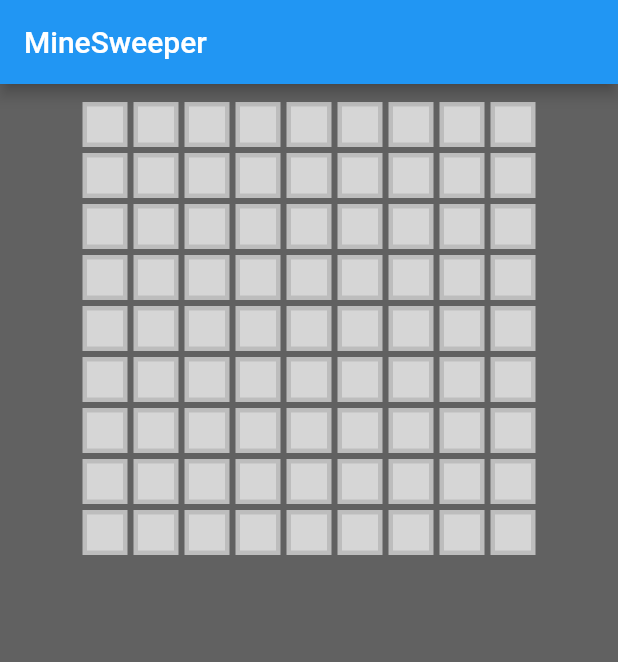
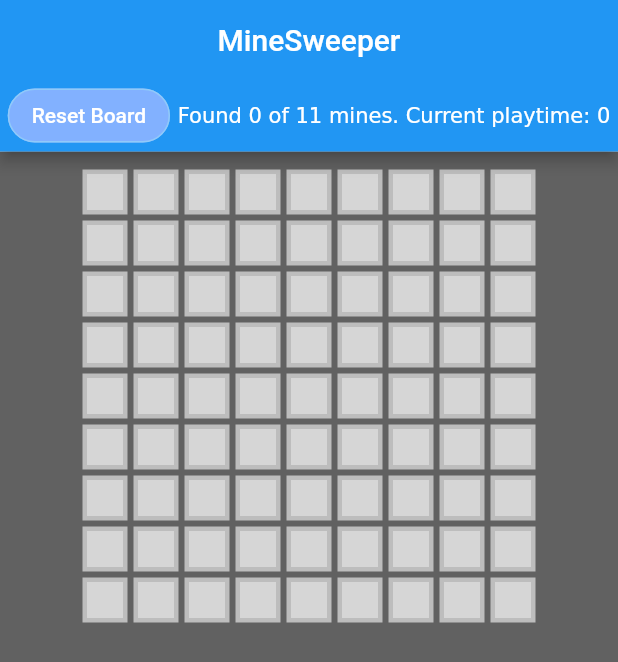
Before and after one commit to Dodobad/Flutter-Minesweeper, a Flutter app: the screen it shows after launch, on a phone screen of 412 x 824 dp. Shown: the top 662 px of the screen. Run offline on Flutter 3.47's test engine with Material 2 defaults, Android fonts, the phone set to English and light mode, and no system bars.

Commit message:
Full functionality

```diff
--- a/minesweeper/lib/main.dart
+++ b/minesweeper/lib/main.dart
@@ -1,3 +1,5 @@
+import 'dart:async';
+
 import 'package:flutter/cupertino.dart';
 import 'package:flutter/material.dart';
 import 'dart:math';
@@ -28,7 +30,29 @@ class _BoardState extends State<Board> {
   List<List<TileState>> stateUI;
   List<List<bool>> tile;
 
+  bool alive;
+  bool won;
+  int minesFound;
+  Timer timer;
+  Stopwatch watch = Stopwatch();
+
+  @override
+  void dispose() {
+    timer?.cancel();
+    super.dispose();
+  }
+
   void reset() {
+    alive = true;
+    won = false;
+    minesFound = 0;
+    watch.reset();
+    timer?.cancel();
+
+    timer = Timer.periodic(Duration(seconds: 1), (Timer timer) {
+      setState(() {});
+    });
+
     stateUI = new List<List<TileState>>.generate(rows, (row) {
       return new List<TileState>.filled(cols, TileState.covered);
     });
@@ -57,19 +81,26 @@ class _BoardState extends State<Board> {
   }
 
   Widget newBoard() {
+    bool hasCoveredCell = false;
     List<Row> boardRow = <Row>[];
     for (int y = 0; y < rows; y++) {
       List<Widget> rowChild = <Widget>[];
       for (int x = 0; x < cols; x++) {
         TileState state = stateUI[y][x];
-        int count = mineCount(x,y);
+        int count = mineCount(x, y);
+        if (alive != null) {
+          if (!alive) {
+            if (state != TileState.wrong)
+              state = tile[y][x] ? TileState.reveal : state;
+          }
+        }
         if (state == TileState.covered || state == TileState.flagged) {
           rowChild.add(GestureDetector(
             onLongPress: () {
-              flag(x,y);
+              flag(x, y);
             },
             onTap: () {
-              probe(x,y);
+              if (state == TileState.covered) probe(x, y);
             },
             child: Listener(
               child: CoveredTile(
@@ -79,6 +110,9 @@ class _BoardState extends State<Board> {
               ),
             ),
           ));
+          if (state == TileState.covered) {
+            hasCoveredCell = true;
+          }
         } else {
           rowChild.add(OpenTile(state, count));
         }
@@ -88,6 +122,12 @@ class _BoardState extends State<Board> {
         mainAxisAlignment: MainAxisAlignment.center,
         key: ValueKey<int>(y),
       ));
+    }
+    if (!hasCoveredCell) {
+      if ((minesFound == mines) && alive) {
+        won = true;
+        watch.stop();
+      }
     }
     return Container(
       color: Colors.grey[700],
@@ -100,9 +140,46 @@ class _BoardState extends State<Board> {
 
   @override
   Widget build(BuildContext context) {
+    int timeElapsed = watch.elapsedMilliseconds ~/ 1000;
     return Scaffold(
+      resizeToAvoidBottomPadding: false,
       appBar: AppBar(
         title: Text("MineSweeper"),
+        centerTitle: true,
+        bottom: PreferredSize(
+          preferredSize: Size.fromHeight(45.0),
+          child: Row(
+            mainAxisAlignment: MainAxisAlignment.spaceEvenly,
+            children: <Widget>[
+              FlatButton(
+                child: Text(
+                  'Reset Board',
+                  style: TextStyle(color: Colors.white),
+                ),
+                onPressed: () => reset(),
+                highlightColor: Colors.red,
+                shape: StadiumBorder(
+                  side: BorderSide(
+                    color: Colors.blue[200],
+                  ),
+                ),
+                color: Colors.blueAccent[100],
+              ),
+              Container(
+                height: 40.0,
+                alignment: Alignment.center,
+                child: RichText(
+                  text: TextSpan(
+                      text: won
+                          ? "Congratulations!  $timeElapsed seconds of play."
+                          : alive
+                              ? "Found $minesFound of $mines mines. Current playtime: $timeElapsed"
+                              : "Lost the game! $timeElapsed seconds of play."),
+                ),
+              )
+            ],
+          ),
+        ),
       ),
       body: Container(
         color: Colors.grey[50],
@@ -113,60 +190,66 @@ class _BoardState extends State<Board> {
     );
   }
 
-  void probe (int x, int y) {
+  void probe(int x, int y) {
+    if (!alive) return;
     if (stateUI[y][x] == TileState.flagged) return;
     setState(() {
-      if(tile[y][x]) {
+      if (tile[y][x]) {
         stateUI[y][x] = TileState.wrong;
+        alive = false;
+        timer.cancel();
       } else {
-        open(x,y);
+        open(x, y);
+        if (!watch.isRunning) watch.start();
       }
     });
   }
 
-  void open(int x , int y) {
-    if (!inBoard(x,y)) return;
+  void open(int x, int y) {
+    if (!inBoard(x, y)) return;
     if (stateUI[y][x] == TileState.open) return;
     stateUI[y][x] = TileState.open;
-    if(mineCount(x, y) > 0) return;
+    if (mineCount(x, y) > 0) return;
 
-    open(x-1, y);
-    open(x+1, y);
-    open(x-1, y-1);
-    open(x-1, y+1);
-    open(x+1, y-1);
-    open(x-1, y+1);
-    open(x, y-1);
-    open(x, y+1);
+    open(x - 1, y);
+    open(x + 1, y);
+    open(x - 1, y - 1);
+    open(x - 1, y + 1);
+    open(x + 1, y - 1);
+    open(x - 1, y + 1);
+    open(x, y - 1);
+    open(x, y + 1);
   }
 
   void flag(int x, int y) {
+    if (!alive) return;
     setState(() {
-      if(stateUI[y][x] == TileState.flagged){
+      if (stateUI[y][x] == TileState.flagged) {
         stateUI[y][x] = TileState.covered;
+        --minesFound;
       } else {
         stateUI[y][x] = TileState.flagged;
+        ++minesFound;
       }
     });
   }
 
   int mineCount(int x, int y) {
     int count = 0;
-    count+= bombs(x-1, y);
-    count+= bombs(x+1, y);
-    count+= bombs(x, y-1);
-    count+= bombs(x, y+1);
-    count+= bombs(x-1, y-1);
-    count+= bombs(x-1, y+1);
-    count+= bombs(x+1, y-1);
-    count+= bombs(x+1, y+1);
+    count += bombs(x - 1, y);
+    count += bombs(x + 1, y);
+    count += bombs(x, y - 1);
+    count += bombs(x, y + 1);
+    count += bombs(x - 1, y - 1);
+    count += bombs(x - 1, y + 1);
+    count += bombs(x + 1, y - 1);
+    count += bombs(x + 1, y + 1);
     return count;
   }
 
   int bombs(int x, int y) => inBoard(x, y) && tile[y][x] ? 1 : 0;
 
-  bool inBoard(int x, int y) => x>= 0 && x < cols && y >= 0 && y < rows;
-
+  bool inBoard(int x, int y) => x >= 0 && x < cols && y >= 0 && y < rows;
 }
 
 Widget buildTile(Widget child) {
```
